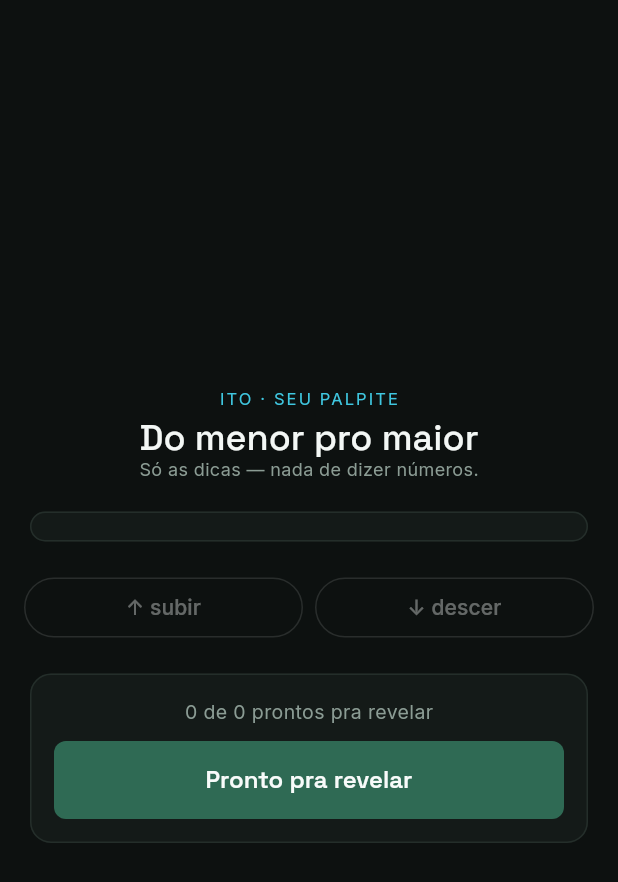
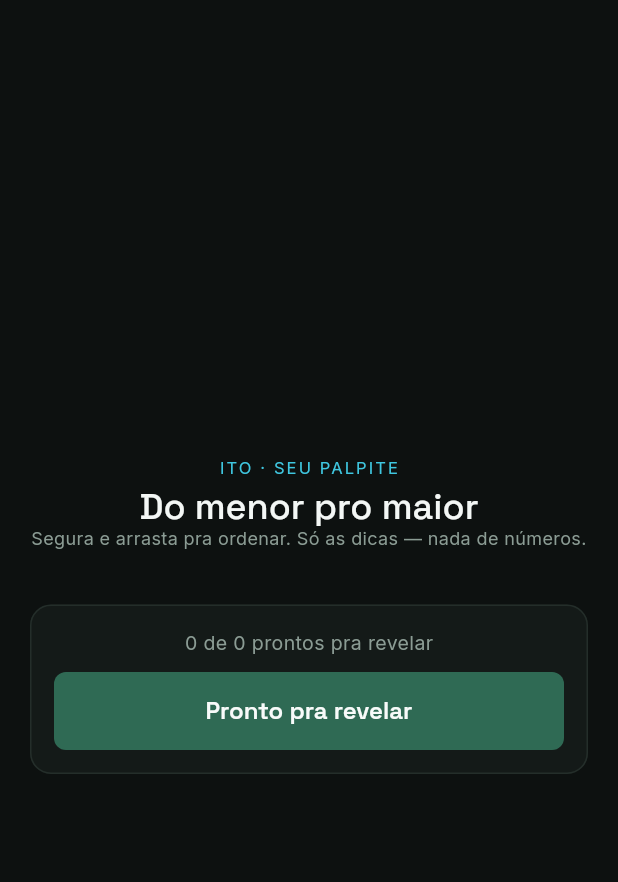
Before and after one commit to Enzirneo/central-de-jogos, a Flutter app: the ItoBoardPage widget shown alone on an empty page, opened directly with empty values, on a phone screen of 412 x 824 dp. Shown: the top 882 px of the screen. Run offline on Flutter 3.47's test engine with Material 3 defaults, Android fonts, the phone set to English and light mode, and no system bars; our stand-ins replace confetti, flutter_riverpod, freezed_annotation, go_router, google_fonts, shared_preferences; missing offline and left inert: msgpack_dart; accounts and stored records are empty.

Commit message:
feat(ito): arrastar as cartas pra ordenar, no lugar de tocar + setas
- mobile: ReorderableListView (onReorderItem) no ito_board_page; segura e
  arrasta a carta pro lugar
- web: @angular/cdk drag-drop (cdkDropList/cdkDrag) no ito-board; alça de
  arrasto (⠿), preview e placeholder estilizados
- testes atualizados (drop reordena + envia reorder_board)

Refs: docs/PLANO_MIGRACAO_ANGULAR_FLUTTER.md (Fase 3)

Co-Authored-By: Claude Sonnet 5 <noreply@anthropic.com>

```diff
--- a/apps/mobile/lib/features/games/ito/ito_board_page.dart
+++ b/apps/mobile/lib/features/games/ito/ito_board_page.dart
@@ -7,8 +7,8 @@ import '../../../shared/widgets/cj_screen.dart';
 import 'ito_host_page.dart';
 import 'ito_types.dart';
 
-/// Fase `organizing`: ordenar as cartas do menor pro maior só pelas dicas.
-/// Toca num nome, depois ↑/↓. Espelha `ito-board.ts` da web.
+/// Fase `organizing`: arrastar as cartas pra ordenar do menor pro maior, só
+/// pelas dicas. Espelha `ito-board.ts` da web.
 class ItoBoardPage extends ConsumerStatefulWidget {
   const ItoBoardPage({super.key, required this.state});
   final ItoView state;
@@ -19,7 +19,6 @@ class ItoBoardPage extends ConsumerStatefulWidget {
 
 class _ItoBoardPageState extends ConsumerState<ItoBoardPage> {
   List<String>? _order;
-  int? _selected;
 
   /// Cópia de trabalho: reseta quando o servidor manda um quadro novo.
   List<String> get _working {
@@ -33,16 +32,12 @@ class _ItoBoardPageState extends ConsumerState<ItoBoardPage> {
   bool _sameSet(List<String> a, List<String> b) =>
       a.length == b.length && a.toSet().containsAll(b);
 
-  void _move(int dir) {
-    final i = _selected;
-    if (i == null || i + dir < 0 || i + dir >= _working.length) return;
+  /// `newIndex` já vem ajustado pra remoção em `oldIndex`.
+  void _onReorderItem(int oldIndex, int newIndex) {
     setState(() {
       final next = List.of(_working);
-      final tmp = next[i];
-      next[i] = next[i + dir];
-      next[i + dir] = tmp;
+      next.insert(newIndex, next.removeAt(oldIndex));
       _order = next;
-      _selected = i + dir;
     });
     ref
         .read(roomControllerProvider.notifier)
@@ -75,27 +70,30 @@ class _ItoBoardPageState extends ConsumerState<ItoBoardPage> {
             ),
             const SizedBox(height: 4),
             Text('Do menor pro maior', style: text.headlineSmall),
-            Text('Só as dicas — nada de dizer números.',
+            Text('Segura e arrasta pra ordenar. Só as dicas — nada de números.',
+                textAlign: TextAlign.center,
                 style: TextStyle(fontSize: 12, color: CjTokens.muted)),
           ]),
-          Card(
-            child: Padding(
-              padding: const EdgeInsets.all(10),
-              child: Column(
-                spacing: 6,
-                children: [
-                  for (final (i, id) in order.indexed)
-                    InkWell(
-                      borderRadius: BorderRadius.circular(10),
-                      onTap: () => setState(() => _selected = _selected == i ? null : i),
+          ReorderableListView.builder(
+            shrinkWrap: true,
+            physics: const NeverScrollableScrollPhysics(),
+            itemCount: order.length,
+            onReorderItem: _onReorderItem,
+            proxyDecorator: (child, _, _) => Material(
+              color: Colors.transparent,
+              child: child,
+            ),
+            itemBuilder: (context, i) {
+              final id = order[i];
+              return Padding(
+                key: ValueKey(id),
+                padding: const EdgeInsets.only(bottom: 6),
                 child: Container(
                   padding: const EdgeInsets.all(10),
                   decoration: BoxDecoration(
                     borderRadius: BorderRadius.circular(10),
-                          color: CjTokens.surface2.withValues(alpha: 0.5),
-                          border: Border.all(
-                            color: _selected == i ? itoAccent : CjTokens.border,
-                          ),
+                    color: CjTokens.surface2.withValues(alpha: 0.6),
+                    border: Border.all(color: CjTokens.border),
                   ),
                   child: Row(
                     children: [
@@ -122,28 +120,13 @@ class _ItoBoardPageState extends ConsumerState<ItoBoardPage> {
                           ],
                         ),
                       ),
+                      Icon(Icons.drag_handle, color: CjTokens.muted, size: 20),
                     ],
                   ),
                 ),
+              );
+            },
           ),
-                ],
-              ),
-            ),
-          ),
-          Row(spacing: 8, children: [
-            Expanded(
-              child: OutlinedButton(
-                onPressed: _selected == null ? null : () => _move(-1),
-                child: const Text('↑ subir'),
-              ),
-            ),
-            Expanded(
-              child: OutlinedButton(
-                onPressed: _selected == null ? null : () => _move(1),
-                child: const Text('↓ descer'),
-              ),
-            ),
-          ]),
           Card(
             child: Padding(
               padding: const EdgeInsets.all(16),
```
Also changed, not shown: package-lock.json, 4 other files. Lines whose indentation alone changed are shown as unchanged.
